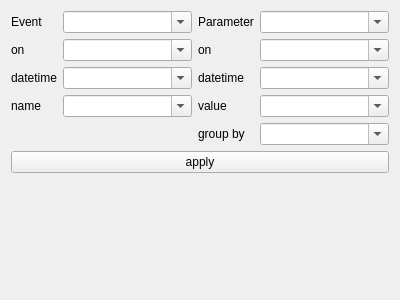
Before: the Qt Designer form DataVision/resources/ui/modules/timeEventFitting.ui in jeaunrg/DataVision-dist, drawn with Qt 5.
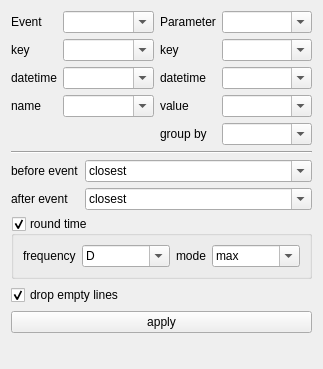
After: the same form once the commit is applied.

The edit to the form file:
```diff
--- a/DataVision/resources/ui/modules/timeEventFitting.ui
+++ b/DataVision/resources/ui/modules/timeEventFitting.ui
@@ -6,8 +6,8 @@
    <rect>
     <x>0</x>
     <y>0</y>
-    <width>400</width>
-    <height>300</height>
+    <width>323</width>
+    <height>369</height>
    </rect>
   </property>
   <property name="windowTitle">
@@ -85,7 +85,7 @@
      <item row="2" column="2">
       <widget class="QLabel" name="label_9">
        <property name="text">
-        <string>on</string>
+        <string>key</string>
        </property>
       </widget>
      </item>
@@ -158,7 +158,7 @@
      <item row="2" column="0">
       <widget class="QLabel" name="label_10">
        <property name="text">
-        <string>on</string>
+        <string>key</string>
        </property>
       </widget>
      </item>
@@ -198,6 +198,309 @@
      </item>
     </layout>
    </item>
+   <item>
+    <widget class="Line" name="line">
+     <property name="orientation">
+      <enum>Qt::Horizontal</enum>
+     </property>
+    </widget>
+   </item>
+   <item>
+    <layout class="QFormLayout" name="formLayout">
+     <item row="0" column="0">
+      <widget class="QLabel" name="label_8">
+       <property name="text">
+        <string>before event</string>
+       </property>
+      </widget>
+     </item>
+     <item row="1" column="0">
+      <widget class="QLabel" name="label_11">
+       <property name="text">
+        <string>after event</string>
+       </property>
+      </widget>
+     </item>
+     <item row="0" column="1">
+      <widget class="QComboBox" name="deltaBefore">
+       <property name="sizePolicy">
+        <sizepolicy hsizetype="Expanding" vsizetype="Fixed">
+         <horstretch>0</horstretch>
+         <verstretch>0</verstretch>
+        </sizepolicy>
+       </property>
+       <property name="editable">
+        <bool>true</bool>
+       </property>
+       <property name="currentIndex">
+        <number>1</number>
+       </property>
+       <item>
+        <property name="text">
+         <string/>
+        </property>
+       </item>
+       <item>
+        <property name="text">
+         <string>closest</string>
+        </property>
+       </item>
+       <item>
+        <property name="text">
+         <string>1 days 05:30:15</string>
+        </property>
+       </item>
+       <item>
+        <property name="text">
+         <string>1 days</string>
+        </property>
+       </item>
+       <item>
+        <property name="text">
+         <string>05:30:15</string>
+        </property>
+       </item>
+       <item>
+        <property name="text">
+         <string>5 h</string>
+        </property>
+       </item>
+       <item>
+        <property name="text">
+         <string>30 min</string>
+        </property>
+       </item>
+       <item>
+        <property name="text">
+         <string>15 sec</string>
+        </property>
+       </item>
+       <item>
+        <property name="text">
+         <string>1 w</string>
+        </property>
+       </item>
+       <item>
+        <property name="text">
+         <string>30 days</string>
+        </property>
+       </item>
+       <item>
+        <property name="text">
+         <string>['2 days', '10 days']</string>
+        </property>
+       </item>
+      </widget>
+     </item>
+     <item row="1" column="1">
+      <widget class="QComboBox" name="deltaAfter">
+       <property name="sizePolicy">
+        <sizepolicy hsizetype="Expanding" vsizetype="Fixed">
+         <horstretch>0</horstretch>
+         <verstretch>0</verstretch>
+        </sizepolicy>
+       </property>
+       <property name="editable">
+        <bool>true</bool>
+       </property>
+       <property name="currentIndex">
+        <number>1</number>
+       </property>
+       <item>
+        <property name="text">
+         <string/>
+        </property>
+       </item>
+       <item>
+        <property name="text">
+         <string>closest</string>
+        </property>
+       </item>
+       <item>
+        <property name="text">
+         <string>1 days 05:30:15</string>
+        </property>
+       </item>
+       <item>
+        <property name="text">
+         <string>1 days</string>
+        </property>
+       </item>
+       <item>
+        <property name="text">
+         <string>05:30:15</string>
+        </property>
+       </item>
+       <item>
+        <property name="text">
+         <string>5 h</string>
+        </property>
+       </item>
+       <item>
+        <property name="text">
+         <string>30 min</string>
+        </property>
+       </item>
+       <item>
+        <property name="text">
+         <string>15 sec</string>
+        </property>
+       </item>
+       <item>
+        <property name="text">
+         <string>30 days</string>
+        </property>
+       </item>
+       <item>
+        <property name="text">
+         <string>1 w</string>
+        </property>
+       </item>
+       <item>
+        <property name="text">
+         <string>['2 days', '10 days']</string>
+        </property>
+       </item>
+      </widget>
+     </item>
+    </layout>
+   </item>
+   <item>
+    <widget class="QGroupBox" name="round">
+     <property name="title">
+      <string>round time</string>
+     </property>
+     <property name="flat">
+      <bool>true</bool>
+     </property>
+     <property name="checkable">
+      <bool>true</bool>
+     </property>
+     <layout class="QHBoxLayout" name="horizontalLayout_2">
+      <item>
+       <widget class="QLabel" name="label_12">
+        <property name="text">
+         <string>frequency</string>
+        </property>
+       </widget>
+      </item>
+      <item>
+       <widget class="QComboBox" name="roundFreq">
+        <property name="sizePolicy">
+         <sizepolicy hsizetype="Expanding" vsizetype="Fixed">
+          <horstretch>0</horstretch>
+          <verstretch>0</verstretch>
+         </sizepolicy>
+        </property>
+        <property name="editable">
+         <bool>true</bool>
+        </property>
+        <property name="currentIndex">
+         <number>1</number>
+        </property>
+        <item>
+         <property name="text">
+          <string>M</string>
+         </property>
+        </item>
+        <item>
+         <property name="text">
+          <string>D</string>
+         </property>
+        </item>
+        <item>
+         <property name="text">
+          <string>H</string>
+         </property>
+        </item>
+        <item>
+         <property name="text">
+          <string>min</string>
+         </property>
+        </item>
+        <item>
+         <property name="text">
+          <string>S</string>
+         </property>
+        </item>
+        <item>
+         <property name="text">
+          <string>ms</string>
+         </property>
+        </item>
+        <item>
+         <property name="text">
+          <string>us</string>
+         </property>
+        </item>
+        <item>
+         <property name="text">
+          <string>N</string>
+         </property>
+        </item>
+       </widget>
+      </item>
+      <item>
+       <widget class="QLabel" name="label_13">
+        <property name="text">
+         <string>mode</string>
+        </property>
+       </widget>
+      </item>
+      <item>
+       <widget class="QComboBox" name="roundMode">
+        <property name="sizePolicy">
+         <sizepolicy hsizetype="Expanding" vsizetype="Fixed">
+          <horstretch>0</horstretch>
+          <verstretch>0</verstretch>
+         </sizepolicy>
+        </property>
+        <property name="editable">
+         <bool>true</bool>
+        </property>
+        <property name="currentIndex">
+         <number>2</number>
+        </property>
+        <item>
+         <property name="text">
+          <string/>
+         </property>
+        </item>
+        <item>
+         <property name="text">
+          <string>min</string>
+         </property>
+        </item>
+        <item>
+         <property name="text">
+          <string>max</string>
+         </property>
+        </item>
+        <item>
+         <property name="text">
+          <string>mean</string>
+         </property>
+        </item>
+        <item>
+         <property name="text">
+          <string>sum</string>
+         </property>
+        </item>
+       </widget>
+      </item>
+     </layout>
+    </widget>
+   </item>
+   <item>
+    <widget class="QCheckBox" name="dropEmpty">
+     <property name="text">
+      <string>drop empty lines</string>
+     </property>
+     <property name="checked">
+      <bool>true</bool>
+     </property>
+    </widget>
+   </item>
    <item>
     <widget class="QPushButton" name="apply">
      <property name="text">
```
Left out of the diff: 6 changed lines with no effect on the pictures.
